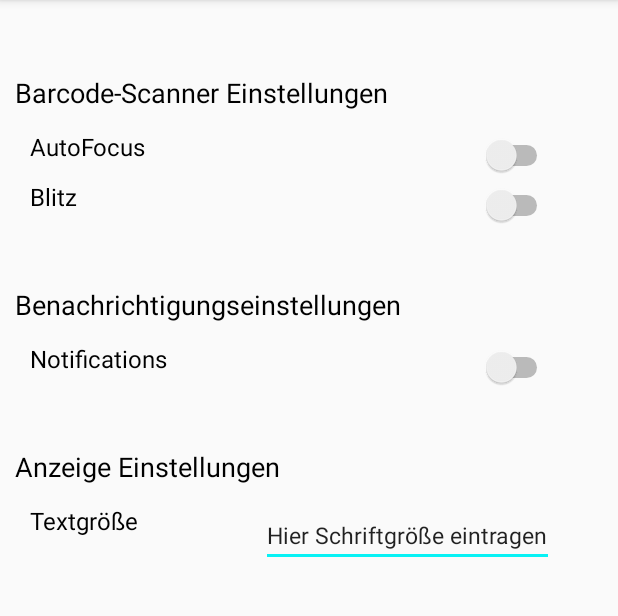
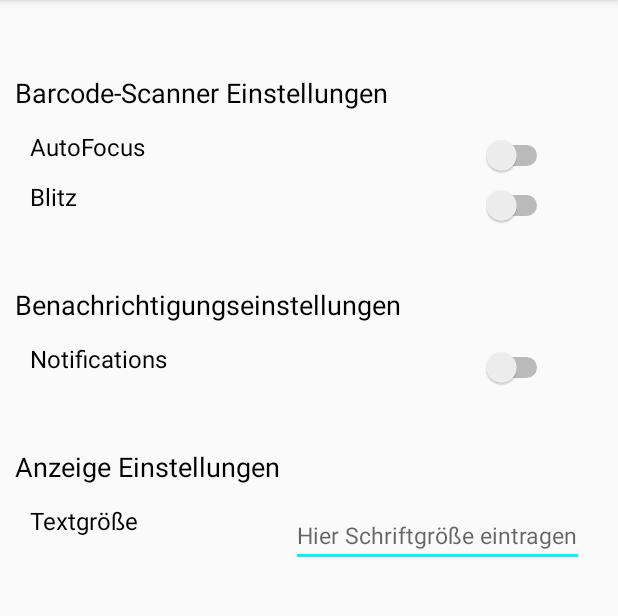
Before and after one commit to ChristopherPS96/SmartFridge, an Android app: the fragment OptionFragment shown on its own in the app's theme, on a phone screen of 412 x 824 dp, the part 84-700 px from its top. Run offline under Robolectric (Android 15) with nearby library versions, the phone set to English and light mode, and no system bars.

Commit message:
Suchfelder Text zu hint und einige Warnings weg

```diff
--- a/app/src/main/res/layout/activity_maincontent.xml
+++ b/app/src/main/res/layout/activity_maincontent.xml
@@ -1,7 +1,6 @@
 <?xml version="1.0" encoding="utf-8"?>
 <android.support.constraint.ConstraintLayout xmlns:android="http://schemas.android.com/apk/res/android"
     xmlns:app="http://schemas.android.com/apk/res-auto"
-    xmlns:tools="http://schemas.android.com/tools"
     android:layout_width="match_parent"
     android:layout_height="match_parent">
 
@@ -54,7 +53,7 @@
         android:layout_marginTop="8dp"
         android:ems="10"
         android:inputType="textPersonName"
-        android:text="Suche..."
+        android:hint="@string/suche"
         app:layout_constraintBottom_toBottomOf="parent"
         app:layout_constraintEnd_toEndOf="parent"
         app:layout_constraintHorizontal_bias="0.0"
--- a/app/src/main/res/layout/activity_scan_item.xml
+++ b/app/src/main/res/layout/activity_scan_item.xml
@@ -55,7 +55,7 @@
         android:layout_marginTop="8dp"
         android:ems="10"
         android:inputType="textPersonName"
-        android:text="Suche..."
+        android:hint="@string/suche"
         app:layout_constraintBottom_toBottomOf="parent"
         app:layout_constraintEnd_toEndOf="parent"
         app:layout_constraintHorizontal_bias="0.0"
--- a/app/src/main/res/layout/activity_settings.xml
+++ b/app/src/main/res/layout/activity_settings.xml
@@ -13,7 +13,7 @@
         android:layout_width="match_parent"
         android:layout_height="37dp"
         android:paddingLeft="10dp"
-        android:text="Barcode-Scanner Einstellungen"
+        android:text="@string/barcode_scanner_einstellungen"
         android:textColor="@android:color/black"
         android:textSize="18sp" />
 
@@ -67,8 +67,9 @@
         android:id="@+id/textView5"
         android:layout_width="match_parent"
         android:layout_height="37dp"
-        android:text="Benachrichtigungseinstellungen"
-        android:paddingLeft="10dp"
+        android:layout_marginLeft="10dp"
+        android:layout_marginStart="10dp"
+        android:text="@string/benachrichtigungseinstellungen"
         android:textColor="@android:color/black"
         android:textSize="18sp" />
 
@@ -81,7 +82,7 @@
             android:layout_width="313dp"
             android:layout_height="match_parent"
             android:paddingLeft="20dp"
-            android:text="Notifications"
+            android:text="@string/notifications"
             android:textColor="@android:color/black"
             android:textSize="16sp" />
 
@@ -103,10 +104,11 @@
         android:id="@+id/textView8"
         android:layout_width="match_parent"
         android:layout_height="37dp"
-        android:text="Anzeige Einstellungen"
-        android:paddingLeft="10dp"
+        android:text="@string/anzeige_einstellungen"
+        android:layout_marginLeft="10dp"
         android:textColor="@android:color/black"
-        android:textSize="18sp" />
+        android:textSize="18sp"
+        android:layout_marginStart="10dp" />
 
     <TableRow
         android:layout_width="match_parent"
@@ -117,19 +119,20 @@
             android:id="@+id/textView10"
             android:layout_width="174dp"
             android:layout_height="match_parent"
-            android:paddingLeft="20dp"
-            android:text="Textgröße"
+            android:layout_marginLeft="20dp"
+            android:text="@string/textgr_e"
             android:textColor="@android:color/black"
-            android:textSize="16sp" />
+            android:textSize="16sp"
+            android:layout_marginStart="20dp" />
 
         <EditText
             android:id="@+id/textsize"
             android:layout_width="195dp"
             android:layout_height="match_parent"
             android:ems="10"
-            android:inputType="textPersonName"
-            android:text="Hier Schriftgröße eintragen"
-            android:textSize="15dp" />
+            android:inputType="number"
+            android:hint="@string/hier_schriftgr_e_eintragen"
+            android:textSize="15sp" />
 
 
     </TableRow>
--- a/app/src/main/res/values/strings.xml
+++ b/app/src/main/res/values/strings.xml
@@ -5,4 +5,11 @@
     <string name="title_activity_scan_item">ScanItemActivity</string>
     <string name="Fridge">Fridge</string>
     <string name="start">Start</string>
+    <string name="suche">Suche...</string>
+    <string name="benachrichtigungseinstellungen">Benachrichtigungseinstellungen</string>
+    <string name="notifications">Notifications</string>
+    <string name="anzeige_einstellungen">Anzeige Einstellungen</string>
+    <string name="textgr_e">Textgröße</string>
+    <string name="hier_schriftgr_e_eintragen">Hier Schriftgröße eintragen</string>
+    <string name="barcode_scanner_einstellungen">Barcode-Scanner Einstellungen</string>
 </resources>
```
